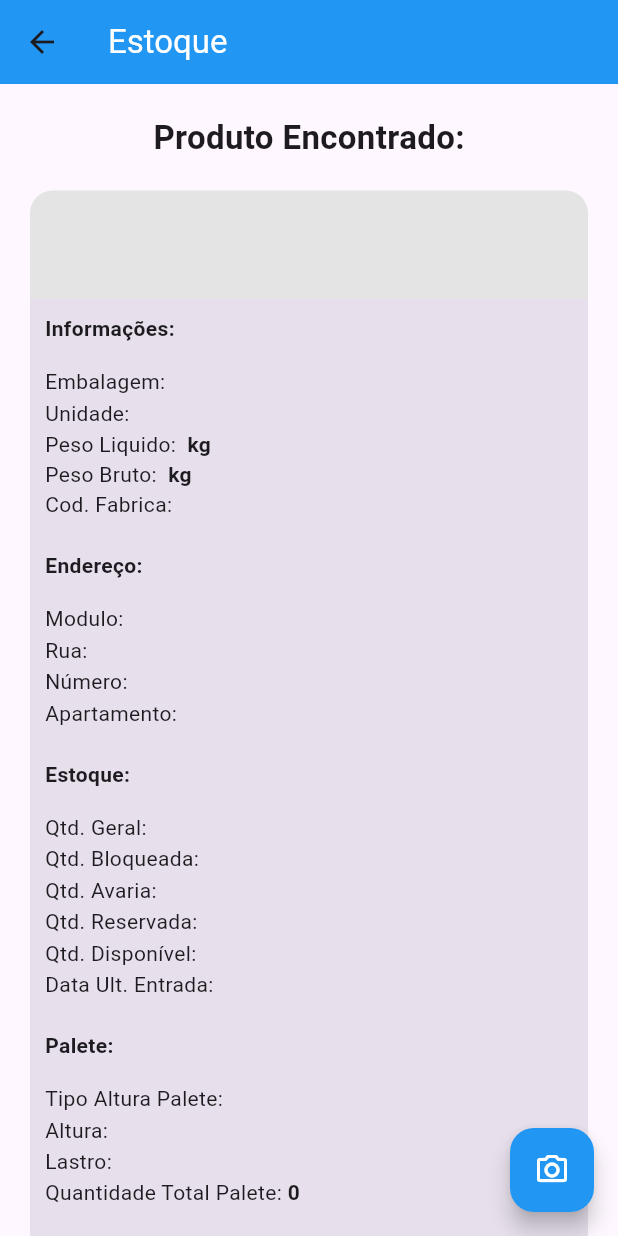
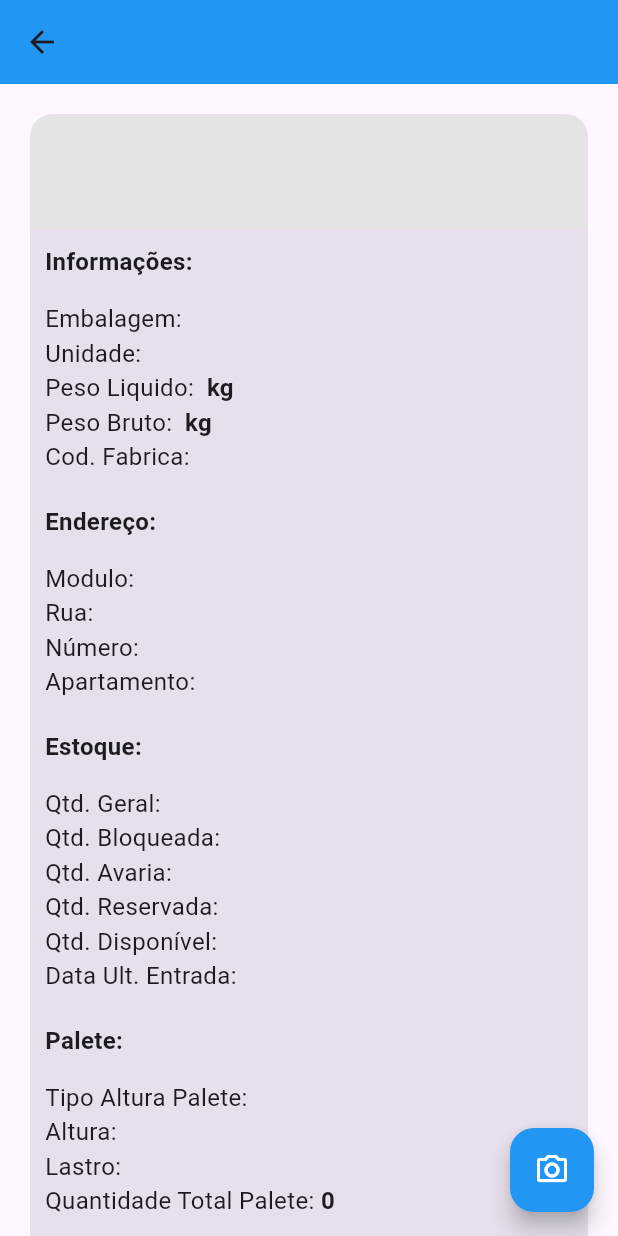
Before and after one commit to gustavohsx/EstoqueLogisticaFrontend, a Flutter app: the ProductInformation screen opened directly with empty values, on a phone screen of 412 x 824 dp. Run offline on Flutter 3.47's test engine with Material 2 defaults, Android fonts, the phone set to English and light mode, and no system bars; our stand-ins replace pocketbase, shared_preferences; missing offline and left inert: flutter_barcode_scanner; accounts and stored records are empty.

Commit message:
text size

```diff
--- a/lib/pages/product_information.dart
+++ b/lib/pages/product_information.dart
@@ -1,5 +1,4 @@
 import 'package:estoque_logistica/models/product_model.dart';
-import 'package:estoque_logistica/style/base_text_styles.dart';
 import 'package:estoque_logistica/widgets/product_information_widget.dart';
 import 'package:flutter/material.dart';
 
@@ -23,9 +22,9 @@ class _ProductInformationState extends State<ProductInformation> {
 
     return Scaffold(
       appBar: AppBar(
-        title: const Text(
-          'Estoque',
-          style: TextStyle(color: Colors.white),
+        title: Text(
+          produto.descricao ?? '',
+          style: const TextStyle(color: Colors.white),
         ),
         backgroundColor: Colors.blue,
       ),
@@ -34,13 +33,6 @@ class _ProductInformationState extends State<ProductInformation> {
           child: Column(
             mainAxisAlignment: MainAxisAlignment.start,
             children: [
-              const SizedBox(
-                height: 20,
-              ),
-              const Text(
-                'Produto Encontrado:',
-                style: BaseTextStyles.mainTitle,
-              ),
               ProductInformationWidget(produto),
             ],
           ),
--- a/lib/style/base_text_styles.dart
+++ b/lib/style/base_text_styles.dart
@@ -7,27 +7,27 @@ class BaseTextStyles {
   );
 
   static const TextStyle productTitle = TextStyle(
-    fontSize: 20,
+    fontSize: 22,
     fontWeight: FontWeight.bold,
   );
 
   static const TextStyle productSubTitle = TextStyle(
-    fontSize: 16,
+    fontSize: 18,
     fontWeight: FontWeight.w700,
   );
 
   static const TextStyle informationTitleBold = TextStyle(
-    fontSize: 14,
+    fontSize: 16,
     fontWeight: FontWeight.bold,
   );
 
   static const TextStyle productInformationNormal = TextStyle(
-    fontSize: 14,
+    fontSize: 16,
     fontWeight: FontWeight.normal,
   );
 
   static const TextStyle productInformationBold = TextStyle(
-    fontSize: 14,
+    fontSize: 16,
     fontWeight: FontWeight.bold,
   );
 }
```
